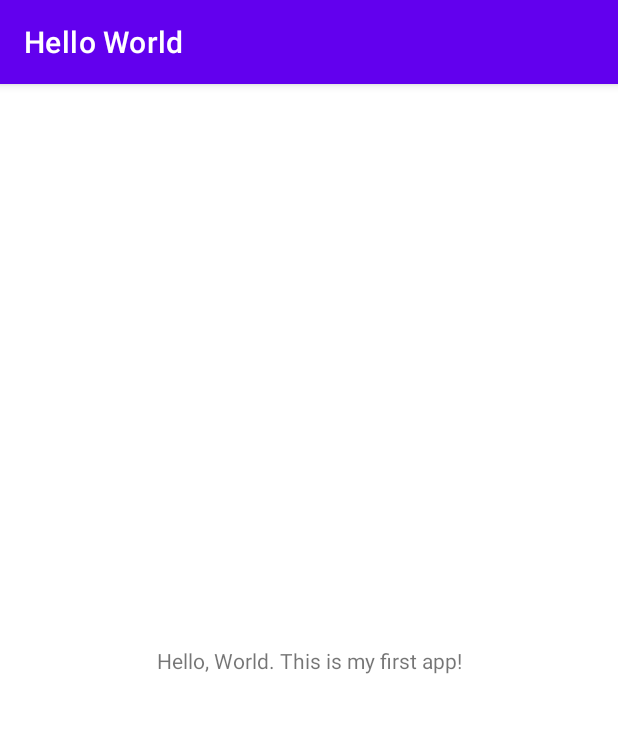
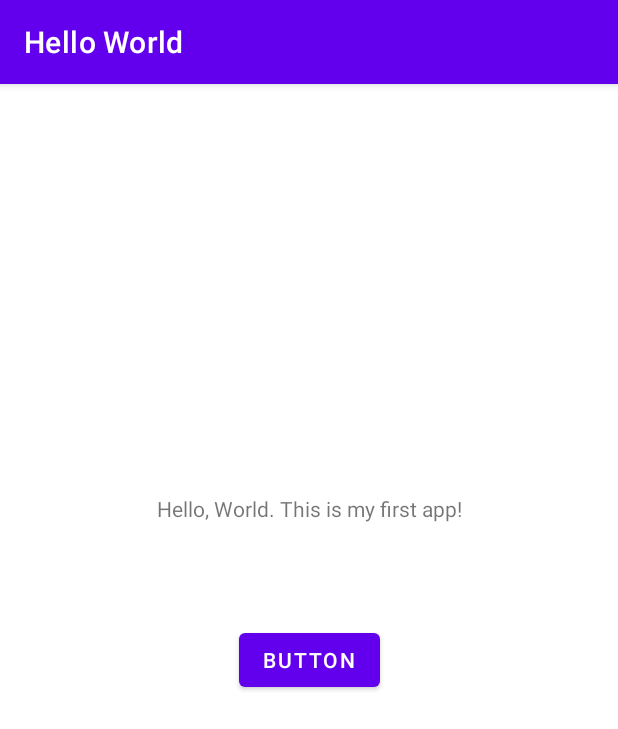
Before and after one commit to TheCyrusNg/Hello_World, an Android app: the screen it shows after launch (MainActivity), on a phone screen of 412 x 824 dp. Shown: the top 729 px of the screen. Run offline under Robolectric (Android 15) with nearby library versions, the phone set to English and light mode, and no system bars.

Commit message:
Commit 2

```diff
--- a/app/src/main/java/edu/temple/helloworld/MainActivity.kt
+++ b/app/src/main/java/edu/temple/helloworld/MainActivity.kt
@@ -2,10 +2,12 @@ package edu.temple.helloworld
 
 import androidx.appcompat.app.AppCompatActivity
 import android.os.Bundle
+import android.widget.Button
 
 class MainActivity : AppCompatActivity() {
     override fun onCreate(savedInstanceState: Bundle?) {
         super.onCreate(savedInstanceState)
         setContentView(R.layout.activity_main)
+        findViewById<Button>(R.id.button).setOnClickListener({ v, -> (v as Button).text = "You clicked the button"})
     }
 }
--- a/app/src/main/res/layout/activity_main.xml
+++ b/app/src/main/res/layout/activity_main.xml
@@ -7,12 +7,24 @@
     tools:context=".MainActivity">
 
     <TextView
+        android:id="@+id/textView"
         android:layout_width="wrap_content"
         android:layout_height="wrap_content"
         android:text="@string/my_greeting"
         app:layout_constraintBottom_toBottomOf="parent"
         app:layout_constraintLeft_toLeftOf="parent"
         app:layout_constraintRight_toRightOf="parent"
+        app:layout_constraintTop_toTopOf="parent"
+        app:layout_constraintVertical_bias="0.365" />
+
+    <Button
+        android:id="@+id/button"
+        android:layout_width="wrap_content"
+        android:layout_height="wrap_content"
+        android:text="Button"
+        app:layout_constraintBottom_toBottomOf="parent"
+        app:layout_constraintEnd_toEndOf="parent"
+        app:layout_constraintStart_toStartOf="parent"
         app:layout_constraintTop_toTopOf="parent" />
 
 </androidx.constraintlayout.widget.ConstraintLayout>
```
